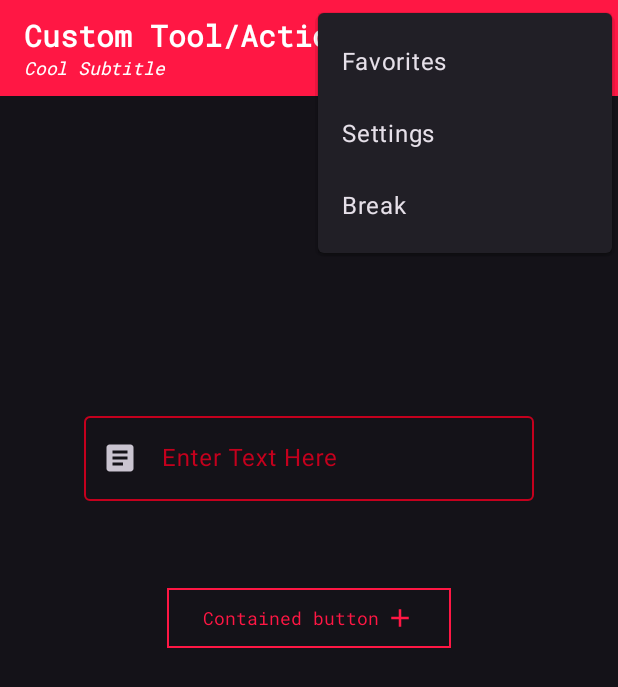
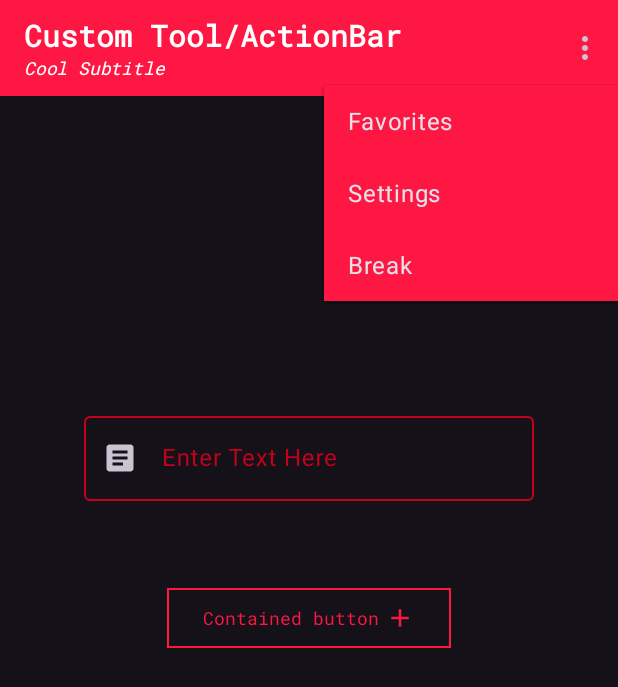
Before and after one commit to Kupawaki/AndroidDev-Material3, an Android app: the screen it shows after launch (MainActivity), with the options menu open, on a phone screen of 412 x 824 dp. Shown: the top 687 px of the screen. Run offline under Robolectric (Android 15) with nearby library versions, the phone set to English and light mode, and no system bars; Roboto replaces fonts that are not available here.

Commit message:
Most of the menu style completed
I cant figure out how to make the textAppearance property apply properly

```diff
--- a/app/src/main/res/menu/top_bar_menu.xml
+++ b/app/src/main/res/menu/top_bar_menu.xml
@@ -21,5 +21,4 @@
         android:title="Break"
         android:contentDescription="This may or may not break the app"
         app:showAsAction="never" />
-
 </menu>
--- a/app/src/main/res/values/themes.xml
+++ b/app/src/main/res/values/themes.xml
@@ -7,6 +7,8 @@
         <item name="colorSecondary">@color/blue_main</item>
         <item name="colorSecondaryVariant">@color/blue_light</item>
         <item name="colorOnSecondary">@color/white</item>
+
+        <item name="actionOverflowMenuStyle">@style/Widget.App.PopupMenu</item>
     </style>
 
     <!--Custom Style For Toolbars-->
@@ -66,7 +68,6 @@
         <item name="android:text"></item>
         <item name="android:textAppearance">@style/TA_button</item>
         <item name="android:textColor">@color/white</item>
-
     </style>
 
     <!--Custom Typography-->
@@ -104,4 +105,12 @@
         <item name="cornerFamily">rounded</item>
         <item name="cornerSize">0dp</item>
     </style>
+
+
+    <!--Custom Style For Toolbar Menu-->
+    <style name="Widget.App.PopupMenu" parent="Widget.Material3.PopupMenu">
+        <item name="android:popupBackground">@color/red_main</item>
+        <item name="android:popupElevation">20dp</item>
+        <item name="textAppearanceLargePopupMenu">@font/roboto_mono</item>
+    </style>
 </resources>
```
